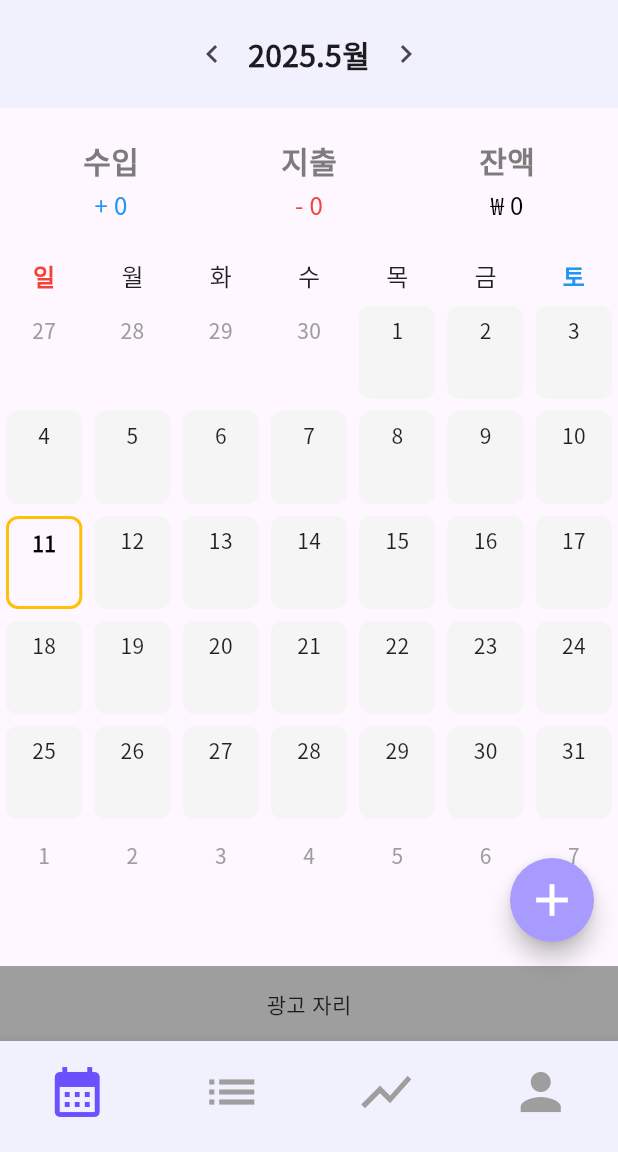
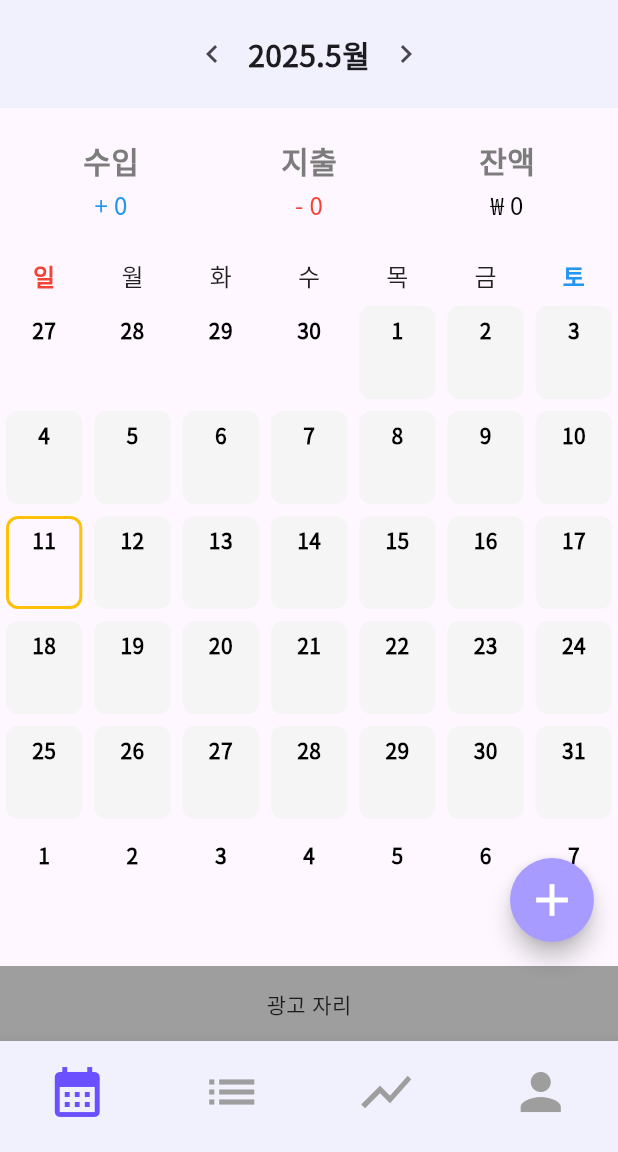
Before and after one commit to Zzeolla/wonmore_money_book, a Flutter app: the screen it shows after launch, in the side drawer, after a tap on the "add" icon, on a phone screen of 412 x 824 dp, the part 84-1236 px from its top. Run offline on Flutter 3.47's test engine with Material 3 defaults, Android fonts, the phone set to English and light mode, and no system bars; drawn by our look-alikes of table_calendar; our stand-ins replace drift; accounts and stored records are empty; generated files the repository leaves out were written again.

Commit message:
add income_expense in calendar

```diff
--- a/lib/dialog/record_input_dialog.dart
+++ b/lib/dialog/record_input_dialog.dart
@@ -27,7 +27,7 @@ class RecordInputDialog extends StatefulWidget {
 
 class _RecordInputDialogState extends State<RecordInputDialog> {
   late DateTime selectedDate = widget.initialDate;
-  late TransactionType _selectedType = TransactionType.expense;
+  TransactionType _selectedType = TransactionType.expense;
 
   final amountController = TextEditingController();
   final contentController = TextEditingController();
@@ -290,7 +290,7 @@ class _RecordInputDialogState extends State<RecordInputDialog> {
                                     );
                                     return;
                                   }
-                                  final amount = int.tryParse(amountController.text.trim()) ?? 0;
+                                  final amount = int.tryParse(amountController.text.replaceAll(',', '')) ?? 0;
                                   final title = contentController.text.trim();
                                   final memo = memoController.text.trim().isEmpty ? null : memoController.text.trim();
                                   final categoryId = selectedCategory?.id;
@@ -317,6 +317,8 @@ class _RecordInputDialogState extends State<RecordInputDialog> {
                                         assetId: assetId == null ? const drift.Value.absent() : drift.Value(assetId),
                                         title: drift.Value(title),
                                         memo: memo == null ? const drift.Value.absent() : drift.Value(memo),
+                                        createdAt: drift.Value(DateTime.now()),
+                                        updatedAt: drift.Value(DateTime.now()),
                                       ),
                                     );
                                     Navigator.pop(context, true);
--- a/lib/provider/money_provider.dart
+++ b/lib/provider/money_provider.dart
@@ -24,13 +24,13 @@ class MoneyProvider extends ChangeNotifier {
   List<Category> getExpenseCategories() => _categories.where((c) => c.type == TransactionType.expense).toList();
   List<Category> getTransferCategories() => _categories.where((c) => c.type == TransactionType.transfer).toList();
 
-  // 월별 거래내역 캐시 관리
-  final Map<String, List<Transaction>> _monthlyTransactions = {};
-  static const int _maxCachedMonths = 3;
+  // 월별 거래내역 상태 관리
+  List<Transaction> _currentMonthTransactions = [];
+  List<Transaction> get currentMonthTransactions => _currentMonthTransactions;
 
-  // 현재 월의 거래내역 getter
-  List<Transaction> get currentMonthTransactions =>
-    _monthlyTransactions[_getMonthKey(_selectedMonth)] ?? [];
+  // 날짜별 수입/지출 합계 상태 관리 추가
+  Map<DateTime, Map<String, int>> _dailySummaryMap = {};
+  Map<DateTime, Map<String, int>> get dailySummaryMap => _dailySummaryMap;
 
   MoneyProvider(this._database) {
     _loadMonthlySummary();
@@ -44,23 +44,6 @@ class MoneyProvider extends ChangeNotifier {
   int get monthlyExpense => _monthlyExpense;
   int get monthlyBalance => _monthlyBalance;
 
-  // 월 키 생성 (예: "2024-05")
-  String _getMonthKey(DateTime date) =>
-    '${date.year}-${date.month.toString().padLeft(2, '0')}';
-
-  // 캐시된 월 정리
-  void _cleanupCache() {
-    if (_monthlyTransactions.length > _maxCachedMonths) {
-      final sortedKeys = _monthlyTransactions.keys.toList()
-        ..sort((a, b) => b.compareTo(a)); // 최신순 정렬
-
-      // 최신 3개월만 유지
-      for (var i = _maxCachedMonths; i < sortedKeys.length; i++) {
-        _monthlyTransactions.remove(sortedKeys[i]);
-      }
-    }
-  }
-
   // 사용자 ID 설정
   void setUserId(String userId) {
     _currentUserId = userId;
@@ -69,16 +52,6 @@ class MoneyProvider extends ChangeNotifier {
 
   // 월별 거래내역 로드
   Future<void> loadTransactionsForMonth(DateTime month) async {
-    final monthKey = _getMonthKey(month);
-
-    // 이미 로드된 월이면 캐시된 데이터 사용
-    if (_monthlyTransactions.containsKey(monthKey)) {
-      _selectedMonth = month;
-      notifyListeners();
-      return;
-    }
-
-    // 새로운 월이면 DB에서 로드
     final startDate = DateTime(month.year, month.month, 1);
     final endDate = DateTime(month.year, month.month + 1, 0);
     final query = _database.select(_database.transactions)
@@ -86,24 +59,47 @@ class MoneyProvider extends ChangeNotifier {
     if (_currentUserId != null) {
       query.where((t) => t.userId.equals(_currentUserId!));
     }
+    _currentMonthTransactions = await query.get();
+    _updateDailySummaryMap();
+    notifyListeners();
+  }
 
-    final transactions = await query.get();
-    _monthlyTransactions[monthKey] = transactions;
-    _cleanupCache(); // 캐시 정리
-    _selectedMonth = month;
-    notifyListeners();
+  // 날짜별 수입/지출 합계 Map 갱신 함수
+  void _updateDailySummaryMap() {
+    final Map<DateTime, Map<String, int>> summary = {};
+    for (final tx in _currentMonthTransactions) {
+      final date = DateTime(tx.date.year, tx.date.month, tx.date.day);
+      summary.putIfAbsent(date, () => {'income': 0, 'expense': 0});
+      if (tx.type == TransactionType.income) {
+        summary[date]!['income'] = summary[date]!['income']! + tx.amount;
+      } else if (tx.type == TransactionType.expense) {
+        summary[date]!['expense'] = summary[date]!['expense']! + tx.amount;
+      }
+    }
+    _dailySummaryMap = summary;
   }
 
   // 월 변경 시 거래내역도 새로 로드
   Future<void> changeMonth(DateTime month) async {
+    _selectedMonth = month;
     await loadTransactionsForMonth(month);
     await _loadMonthlySummary();
+    notifyListeners();
   }
 
   // 월별 요약 데이터 로드
   Future<void> _loadMonthlySummary() async {
-    final monthKey = _getMonthKey(_selectedMonth);
-    final transactions = _monthlyTransactions[monthKey] ?? [];
+    final startDate = DateTime(_selectedMonth.year, _selectedMonth.month, 1);
+    final endDate = DateTime(_selectedMonth.year, _selectedMonth.month + 1, 0);
+
+    final query = _database.select(_database.transactions)
+      ..where((t) => t.date.isBetweenValues(startDate, endDate));
+
+    if (_currentUserId != null) {
+      query.where((t) => t.userId.equals(_currentUserId!));
+    }
+
+    final transactions = await query.get();
 
     _monthlyIncome = transactions
         .where((t) => t.type == TransactionType.income)
@@ -114,7 +110,6 @@ class MoneyProvider extends ChangeNotifier {
         .fold(0, (sum, t) => sum + t.amount);
 
     _monthlyBalance = _monthlyIncome - _monthlyExpense;
-    notifyListeners();
   }
 
   // 거래 추가/수정/삭제 시 월별 리스트도 갱신
@@ -124,17 +119,10 @@ class MoneyProvider extends ChangeNotifier {
       createdBy: Value(_currentUserId),
       updatedBy: Value(_currentUserId),
     );
-    final id = await _database.into(_database.transactions).insert(transactionWithUser);
-    final tx = await (_database.select(_database.transactions)..where((t) => t.id.equals(id))).getSingle();
-
-    // 해당 월의 캐시에 추가
-    final monthKey = _getMonthKey(tx.date);
-    if (_monthlyTransactions.containsKey(monthKey)) {
-      _monthlyTransactions[monthKey]!.add(tx);
-      if (monthKey == _getMonthKey(_selectedMonth)) {
+    await _database.into(_database.transactions).insert(transactionWithUser);
+    // 거래 추가 후, 현재 월 거래내역을 DB에서 다시 불러오기!
+    await loadTransactionsForMonth(_selectedMonth);
     await _loadMonthlySummary();
-      }
-    }
     notifyListeners();
   }
 
@@ -143,7 +131,6 @@ class MoneyProvider extends ChangeNotifier {
     final oldTransaction = await (_database.select(_database.transactions)
       ..where((t) => t.id.equals(transaction.id)))
       .getSingleOrNull();
-
     if (oldTransaction != null) {
       await (_database.update(_database.transactions)
         ..where((t) => t.id.equals(transaction.id)))
@@ -158,53 +145,21 @@ class MoneyProvider extends ChangeNotifier {
           updatedAt: Value(DateTime.now()),
           updatedBy: Value(_currentUserId),
         ));
-
-      // 캐시 업데이트
-      final oldMonthKey = _getMonthKey(oldTransaction.date);
-      final newMonthKey = _getMonthKey(transaction.date);
-
-      if (_monthlyTransactions.containsKey(oldMonthKey)) {
-        _monthlyTransactions[oldMonthKey]!.removeWhere((t) => t.id == transaction.id);
-      }
-
-      if (_monthlyTransactions.containsKey(newMonthKey)) {
-        _monthlyTransactions[newMonthKey]!.add(transaction);
-      }
-
+      // 월이 바뀌었을 수도 있으니 다시 로드
+      await loadTransactionsForMonth(_selectedMonth);
       await _loadMonthlySummary();
       notifyListeners();
     }
   }
 
   Future<void> deleteTransaction(int id) async {
-    // 삭제할 거래 찾기
-    Transaction? transactionToDelete;
-    String? monthKey;
-
-    for (final key in _monthlyTransactions.keys) {
-      final tx = _monthlyTransactions[key]!.firstWhere(
-        (t) => t.id == id,
-        orElse: () => null as Transaction,
-      );
-      if (tx != null) {
-        transactionToDelete = tx;
-        monthKey = key;
-        break;
-      }
-    }
-
-    if (transactionToDelete != null) {
     await (_database.delete(_database.transactions)
       ..where((t) => t.id.equals(id)))
       .go();
-
-      // 캐시에서 제거
-      if (monthKey != null && _monthlyTransactions.containsKey(monthKey)) {
-        _monthlyTransactions[monthKey]!.removeWhere((t) => t.id == id);
+    // 삭제 후 다시 로드
+    await loadTransactionsForMonth(_selectedMonth);
     await _loadMonthlySummary();
     notifyListeners();
-      }
-    }
   }
 
   // 기간별 거래 내역 조회
@@ -317,6 +272,7 @@ class MoneyProvider extends ChangeNotifier {
     }
     _categories = await query.get();
     notifyListeners();
+    print(categories.map((c) => '${c.name}: ${c.iconName}').toList());
   }
 
   // 카테고리 추가
--- a/lib/screen/home_screen.dart
+++ b/lib/screen/home_screen.dart
@@ -62,6 +62,9 @@ class _HomeScreenState extends State<HomeScreen> {
 
     _rowHeight = ((remainingHeight - kMinAdHeight) / 7).floorToDouble();
     _realAdHeight = remainingHeight - (_rowHeight * 7);
+
+    final provider = context.watch<MoneyProvider>();
+    final dailySummary = provider.dailySummaryMap;
 
     return Scaffold(
       resizeToAvoidBottomInset: false,
@@ -142,7 +145,9 @@ class _HomeScreenState extends State<HomeScreen> {
                       setState(() {
                         _focusedDay = focusedDay;
                       });
+                      context.read<MoneyProvider>().changeMonth(_focusedDay);
                     },
+                    dailySummary: dailySummary,
                   ),
                 ),
               ),
--- a/lib/util/icon_map.dart
+++ b/lib/util/icon_map.dart
@@ -9,6 +9,7 @@ final Map<String, IconData> iconMap = {
   'local_bar': Icons.local_bar,
   'free_breakfast': Icons.free_breakfast,
   'emoji_food_beverage': Icons.emoji_food_beverage,
+  'lunch_dining': Icons.lunch_dining,
 
   // 쇼핑/패션
   'shopping_bag': Icons.shopping_bag,
@@ -17,6 +18,7 @@ final Map<String, IconData> iconMap = {
   'loyalty': Icons.loyalty,
   'local_mall': Icons.local_mall,
   'redeem': Icons.redeem,
+  'directions_bus': Icons.directions_bus,
 
   // 교통/이동
   'commute': Icons.commute,
@@ -34,6 +36,10 @@ final Map<String, IconData> iconMap = {
   'savings': Icons.savings,
   'monetization_on': Icons.monetization_on,
   'euro_symbol': Icons.euro_symbol,
+  'account_balance_wallet': Icons.account_balance_wallet,
+  'payments': Icons.payments,
+  'phone_android': Icons.phone_android,
+  'security': Icons.security,
 
   // 주거/생활
   'home': Icons.home,
--- a/lib/widget/calendar_widget.dart
+++ b/lib/widget/calendar_widget.dart
@@ -7,6 +7,7 @@ class CalendarWidget extends StatefulWidget {
   final double rowHeight;
   final void Function(DateTime selectedDay, DateTime focusedDay) onDaySelected;
   final void Function(DateTime)? onPageChanged;
+  final Map<DateTime, Map<String, int>> dailySummary;
 
   const CalendarWidget({
     super.key,
@@ -14,7 +15,8 @@ class CalendarWidget extends StatefulWidget {
     required this.selectedDay,
     required this.rowHeight,
     required this.onDaySelected,
-    this.onPageChanged
+    this.onPageChanged,
+    required this.dailySummary,
   });
 
   @override
@@ -63,31 +65,16 @@ class _CalendarWidgetState extends State<CalendarWidget> {
           }
         },
         defaultBuilder: (context, day, focusedDay) {
-          return _buildDayCell('${day.day}', Colors.grey.shade100, Colors.black87);
+          return _buildDayCell(day, widget.dailySummary);
         },
         todayBuilder: (context, day, focusedDay) {
-          return _buildDayCell('${day.day}', Colors.amberAccent.withOpacity(0.5), Colors.black);
+          return _buildDayCell(day, widget.dailySummary, isToday: true);
         },
         selectedBuilder: (context, day, focusedDay) {
-          return Container(
-            margin: EdgeInsets.all(4),
-            decoration: BoxDecoration(
-              border: Border.all(color: Colors.amber, width: 2),
-              borderRadius: BorderRadius.circular(8),
-              color: Colors.transparent,
-            ),
-            alignment: Alignment.topCenter,
-            child: Padding(
-              padding: const EdgeInsets.only(top: 6.0),
-              child: Text(
-                '${day.day}',
-                style: TextStyle(fontWeight: FontWeight.bold, color: Colors.black),
-              ),
-            ),
-          );
+          return _buildDayCell(day, widget.dailySummary, isSelected: true);
         },
         outsideBuilder: (context, day, focusedDay) {
-          return _buildDayCell('${day.day}', Colors.transparent, Colors.grey);
+          return _buildDayCell(day, widget.dailySummary, isOutside: true);
         },
       ),
       calendarStyle: CalendarStyle(
@@ -99,22 +86,59 @@ class _CalendarWidgetState extends State<CalendarWidget> {
     );
   }
 
-  static Widget _buildDayCell(String text, Color bgColor, Color textColor) {
+  Widget _buildDayCell(
+    DateTime day,
+    Map<DateTime, Map<String, int>> dailySummary, {
+    bool isToday = false,
+    bool isSelected = false,
+    bool isOutside = false,
+  }) {
+    final summary = dailySummary[DateTime(day.year, day.month, day.day)];
+    final income = summary?['income'] ?? 0;
+    final expense = summary?['expense'] ?? 0;
+
+    Color bgColor = Colors.grey.shade100;
+    if (isToday) bgColor = Colors.amberAccent.withOpacity(0.5);
+    if (isSelected) bgColor = Colors.transparent;
+    if (isOutside) bgColor = Colors.transparent;
+
     return Container(
       margin: const EdgeInsets.all(4),
       decoration: BoxDecoration(
         color: bgColor,
         borderRadius: BorderRadius.circular(8),
+        border: isSelected
+            ? Border.all(color: Colors.amber, width: 2)
+            : null,
       ),
       alignment: Alignment.topCenter,
-      child: Padding(
-        padding: const EdgeInsets.only(top: 6.0),
-        child: Text(
-          text,
-          style: TextStyle(fontSize: 14, color: textColor),
-        ),
+      child: Column(
+        mainAxisAlignment: MainAxisAlignment.center,
+        children: [
+          Text('${day.day}', style: TextStyle(fontWeight: FontWeight.bold, color: Colors.black)),
+          SizedBox(height: 2),
+          Text(
+            income > 0 ? '+${_formatAmount(income)}' : '',
+            style: TextStyle(color: Colors.blue, fontSize: 10),
+          ),
+          Text(
+            expense > 0 ? '-${_formatAmount(expense)}' : '',
+            style: TextStyle(color: Colors.red, fontSize: 10),
+          ),
+        ],
       ),
     );
+  }
+
+  String _formatAmount(int amount) {
+    if (amount == 0) return '';
+    if (amount.abs() >= 10000000) {
+      double m = amount / 1000000;
+      // 소수점 첫째자리까지 표기(예: 12.5M), 정수면 12M
+      return m % 1 == 0 ? '${m.toInt()}M' : '${m.toStringAsFixed(1)}M';
+    }
+    return amount.toString().replaceAllMapped(
+        RegExp(r'(\d)(?=(\d{3})+(?!\d))'), (Match m) => '${m[1]},');
   }
 
   static String _weekdayString(int weekday) {
```
Also changed, not shown: lib/widget/custom_bottom_sheet.dart (+43 -6 lines). Lines whose indentation alone changed are shown as unchanged.
